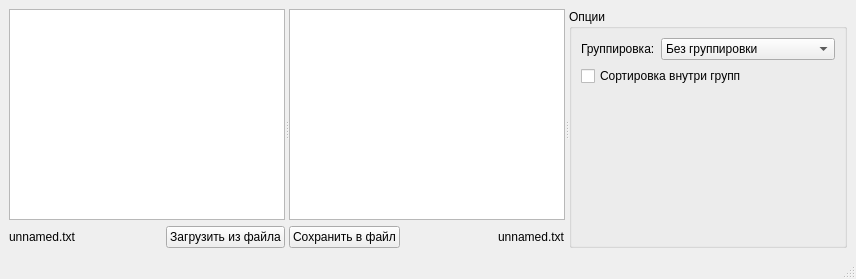
Old version of the form ui/MainWindow.ui in the repository cerfical/FileProcessor.
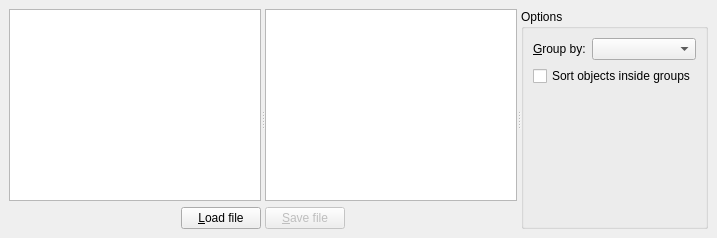
New version of the form.

Patch:
```diff
--- a/ui/MainWindow.ui
+++ b/ui/MainWindow.ui
@@ -6,8 +6,8 @@
    <rect>
     <x>0</x>
     <y>0</y>
-    <width>856</width>
-    <height>279</height>
+    <width>0</width>
+    <height>0</height>
    </rect>
   </property>
   <property name="windowTitle">
@@ -26,14 +26,18 @@
       <widget class="QWidget" name="layoutWidget_1">
        <layout class="QVBoxLayout" name="verticalLayout_1">
         <item>
-         <widget class="QPlainTextEdit" name="plainTextEdit_1"/>
+         <widget class="QPlainTextEdit" name="loadedText">
+          <property name="readOnly">
+           <bool>true</bool>
+          </property>
+         </widget>
         </item>
         <item>
          <layout class="QHBoxLayout" name="horizontalLayout_1">
           <item>
            <widget class="QLabel" name="label_2">
             <property name="text">
-             <string>unnamed.txt</string>
+             <string/>
             </property>
            </widget>
           </item>
@@ -53,7 +57,7 @@
           <item>
            <widget class="QPushButton" name="pushButton_1">
             <property name="text">
-             <string>Загрузить из файла</string>
+             <string>&amp;Load file</string>
             </property>
            </widget>
           </item>
@@ -64,14 +68,21 @@
       <widget class="QWidget" name="layoutWidget_2">
        <layout class="QVBoxLayout" name="verticalLayout_2">
         <item>
-         <widget class="QPlainTextEdit" name="plainTextEdit_2"/>
+         <widget class="QPlainTextEdit" name="processedText">
+          <property name="readOnly">
+           <bool>true</bool>
+          </property>
+         </widget>
         </item>
         <item>
          <layout class="QHBoxLayout" name="horizontalLayout_2">
           <item>
-           <widget class="QPushButton" name="pushButton_2">
+           <widget class="QPushButton" name="saveButton">
+            <property name="enabled">
+             <bool>false</bool>
+            </property>
             <property name="text">
-             <string>Сохранить в файл</string>
+             <string>&amp;Save file</string>
             </property>
            </widget>
           </item>
@@ -91,7 +102,7 @@
           <item>
            <widget class="QLabel" name="label_3">
             <property name="text">
-             <string>unnamed.txt</string>
+             <string/>
             </property>
            </widget>
           </item>
@@ -101,7 +112,7 @@
       </widget>
       <widget class="QGroupBox" name="groupBox_1">
        <property name="title">
-        <string>Опции</string>
+        <string>Options</string>
        </property>
        <layout class="QVBoxLayout" name="verticalLayout_4">
         <item>
@@ -109,45 +120,22 @@
           <item row="0" column="0">
            <widget class="QLabel" name="label_1">
             <property name="text">
-             <string>Группировка:</string>
+             <string>&amp;Group by:</string>
+            </property>
+            <property name="buddy">
+             <cstring>groupPolicy</cstring>
             </property>
            </widget>
           </item>
           <item row="0" column="1">
-           <widget class="QComboBox" name="comboBox_1">
-            <item>
-             <property name="text">
-              <string>Без группировки</string>
-             </property>
-            </item>
-            <item>
-             <property name="text">
-              <string>По расстоянию</string>
-             </property>
-            </item>
-            <item>
-             <property name="text">
-              <string>По имени</string>
-             </property>
-            </item>
-            <item>
-             <property name="text">
-              <string>По времени создания</string>
-             </property>
-            </item>
-            <item>
-             <property name="text">
-              <string>По типу</string>
-             </property>
-            </item>
-           </widget>
+           <widget class="QComboBox" name="groupPolicy"/>
           </item>
          </layout>
         </item>
         <item>
          <widget class="QCheckBox" name="checkBox_1">
           <property name="text">
-           <string>Сортировка внутри групп</string>
+           <string>Sort objects inside groups</string>
           </property>
          </widget>
         </item>
@@ -170,7 +158,6 @@
     </item>
    </layout>
   </widget>
-  <widget class="QStatusBar" name="statusbar"/>
  </widget>
  <tabstops>
   <tabstop>pushButton_2</tabstop>
```
Left out of the diff: 124 changed lines with no effect on the pictures.
